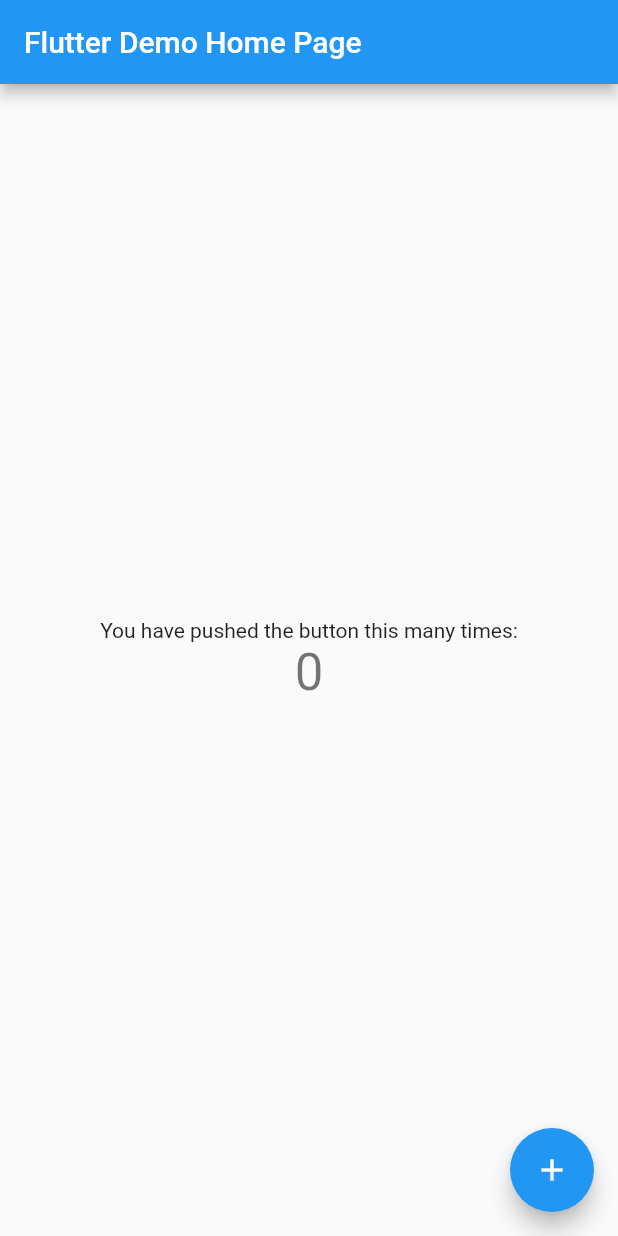
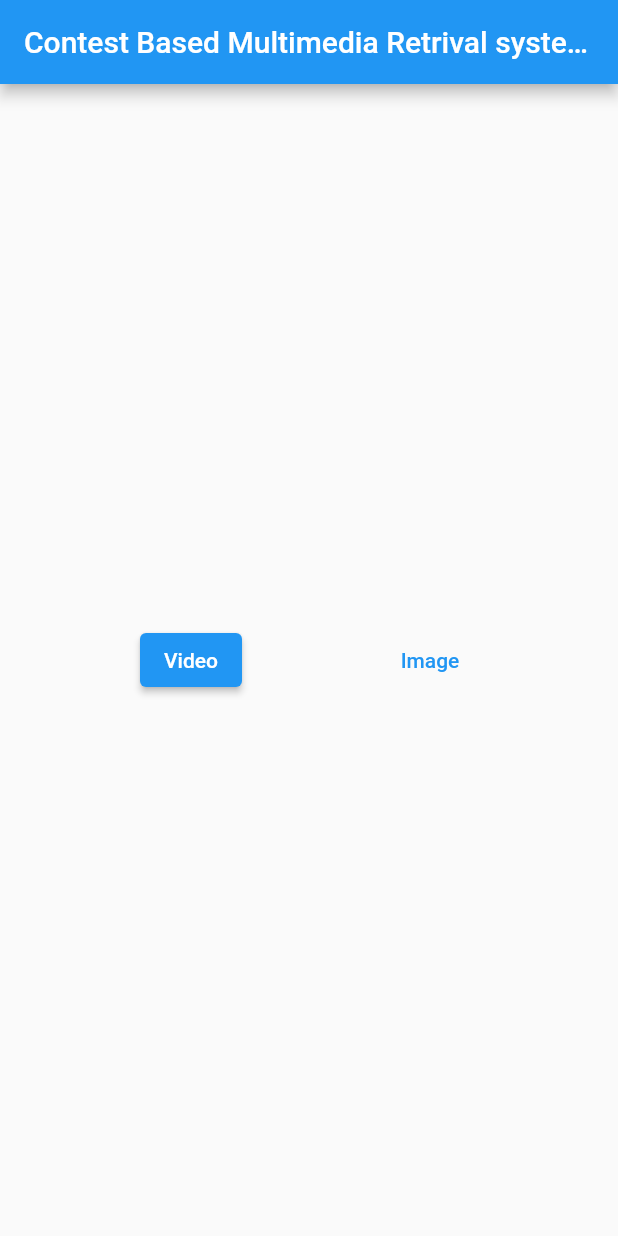
Before and after one commit to AdhamNour/ContentBasedMultimediaRetrivalSystem, a Flutter app: the screen it shows after launch, on a phone screen of 412 x 824 dp. Run offline on Flutter 3.47's test engine with Material 2 defaults, Android fonts, the phone set to English and light mode, and no system bars.

Commit message:
navigation finished

```diff
--- a/multimedia_frontend/lib/main.dart
+++ b/multimedia_frontend/lib/main.dart
@@ -1,4 +1,6 @@
 import 'package:flutter/material.dart';
+import './screens/HomeScreen.dart';
+import 'screens/SearchScreen.dart';
 
 void main() {
   runApp(MyApp());
@@ -9,105 +11,15 @@
   @override
   Widget build(BuildContext context) {
     return MaterialApp(
-      title: 'Flutter Demo',
+      title: 'Content Based Multimedia Retrival System',
       theme: ThemeData(
-        // This is the theme of your application.
-        //
-        // Try running your application with "flutter run". You'll see the
-        // application has a blue toolbar. Then, without quitting the app, try
-        // changing the primarySwatch below to Colors.green and then invoke
-        // "hot reload" (press "r" in the console where you ran "flutter run",
-        // or simply save your changes to "hot reload" in a Flutter IDE).
-        // Notice that the counter didn't reset back to zero; the application
-        // is not restarted.
         primarySwatch: Colors.blue,
       ),
-      home: MyHomePage(title: 'Flutter Demo Home Page'),
+      home: HomeScreen(),
+      routes: {
+        HomeScreen.routeName: (ctx) => HomeScreen(),
+        SearchScreen.routeName: (ctx) => SearchScreen(),
+      },
     );
   }
 }
-
-class MyHomePage extends StatefulWidget {
-  MyHomePage({Key? key, required this.title}) : super(key: key);
-
-  // This widget is the home page of your application. It is stateful, meaning
-  // that it has a State object (defined below) that contains fields that affect
-  // how it looks.
-
-  // This class is the configuration for the state. It holds the values (in this
-  // case the title) provided by the parent (in this case the App widget) and
-  // used by the build method of the State. Fields in a Widget subclass are
-  // always marked "final".
-
-  final String title;
-
-  @override
-  _MyHomePageState createState() => _MyHomePageState();
-}
-
-class _MyHomePageState extends State<MyHomePage> {
-  int _counter = 0;
-
-  void _incrementCounter() {
-    setState(() {
-      // This call to setState tells the Flutter framework that something has
-      // changed in this State, which causes it to rerun the build method below
-      // so that the display can reflect the updated values. If we changed
-      // _counter without calling setState(), then the build method would not be
-      // called again, and so nothing would appear to happen.
-      _counter++;
-    });
-  }
-
-  @override
-  Widget build(BuildContext context) {
-    // This method is rerun every time setState is called, for instance as done
-    // by the _incrementCounter method above.
-    //
-    // The Flutter framework has been optimized to make rerunning build methods
-    // fast, so that you can just rebuild anything that needs updating rather
-    // than having to individually change instances of widgets.
-    return Scaffold(
-      appBar: AppBar(
-        // Here we take the value from the MyHomePage object that was created by
-        // the App.build method, and use it to set our appbar title.
-        title: Text(widget.title),
-      ),
-      body: Center(
-        // Center is a layout widget. It takes a single child and positions it
-        // in the middle of the parent.
-        child: Column(
-          // Column is also a layout widget. It takes a list of children and
-          // arranges them vertically. By default, it sizes itself to fit its
-          // children horizontally, and tries to be as tall as its parent.
-          //
-          // Invoke "debug painting" (press "p" in the console, choose the
-          // "Toggle Debug Paint" action from the Flutter Inspector in Android
-          // Studio, or the "Toggle Debug Paint" command in Visual Studio Code)
-          // to see the wireframe for each widget.
-          //
-          // Column has various properties to control how it sizes itself and
-          // how it positions its children. Here we use mainAxisAlignment to
-          // center the children vertically; the main axis here is the vertical
-          // axis because Columns are vertical (the cross axis would be
-          // horizontal).
-          mainAxisAlignment: MainAxisAlignment.center,
-          children: <Widget>[
-            Text(
-              'You have pushed the button this many times:',
-            ),
-            Text(
-              '$_counter',
-              style: Theme.of(context).textTheme.headline4,
-            ),
-          ],
-        ),
-      ),
-      floatingActionButton: FloatingActionButton(
-        onPressed: _incrementCounter,
-        tooltip: 'Increment',
-        child: Icon(Icons.add),
-      ), // This trailing comma makes auto-formatting nicer for build methods.
-    );
-  }
-}
--- /dev/null
+++ b/multimedia_frontend/lib/screens/HomeScreen.dart
@@ -0,0 +1,34 @@
+import 'package:flutter/material.dart';
+
+import './SearchScreen.dart';
+
+class HomeScreen extends StatelessWidget {
+  static const String routeName = "home";
+  @override
+  Widget build(BuildContext context) {
+    return Scaffold(
+      appBar: AppBar(
+        title: Text('Contest Based Multimedia Retrival systems'),
+      ),
+      body: Center(
+        child: Row(
+          children: [
+            ElevatedButton(
+                onPressed: () => {
+                      Navigator.of(context)
+                          .pushNamed(SearchScreen.routeName, arguments: 'Video')
+                    },
+                child: Text('Video')),
+            TextButton(
+                onPressed: () => {
+                      Navigator.of(context)
+                          .pushNamed(SearchScreen.routeName, arguments: 'Image')
+                    },
+                child: Text('Image'))
+          ],
+          mainAxisAlignment: MainAxisAlignment.spaceEvenly,
+        ),
+      ),
+    );
+  }
+}
--- /dev/null
+++ b/multimedia_frontend/lib/screens/SearchScreen.dart
@@ -0,0 +1,14 @@
+import 'package:flutter/material.dart';
+
+class SearchScreen extends StatelessWidget {
+  static const routeName = 'SEARCH_SCREEN';
+
+  @override
+  Widget build(BuildContext context) {
+  final args = ModalRoute.of(context)!.settings.arguments as String;
+
+    return Container(
+      child: Text('this is the ${args} screen'),
+    );
+  }
+}
--- a/multimedia_frontend/pubspec.yaml
+++ b/multimedia_frontend/pubspec.yaml
@@ -28,6 +28,7 @@
   # The following adds the Cupertino Icons font to your application.
   # Use with the CupertinoIcons class for iOS style icons.
   cupertino_icons: ^1.0.2
+  image_picker: ^0.7.5+2
 
 dev_dependencies:
   flutter_test:
```
Also changed, not shown: multimedia_frontend/pubspec.lock.
